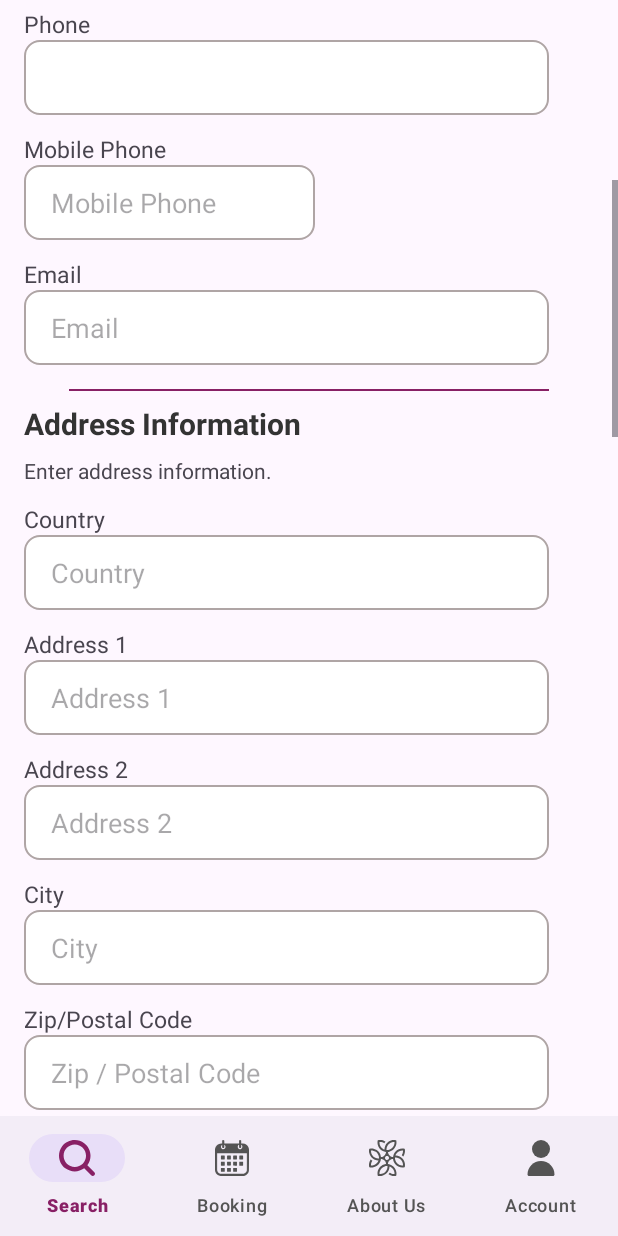
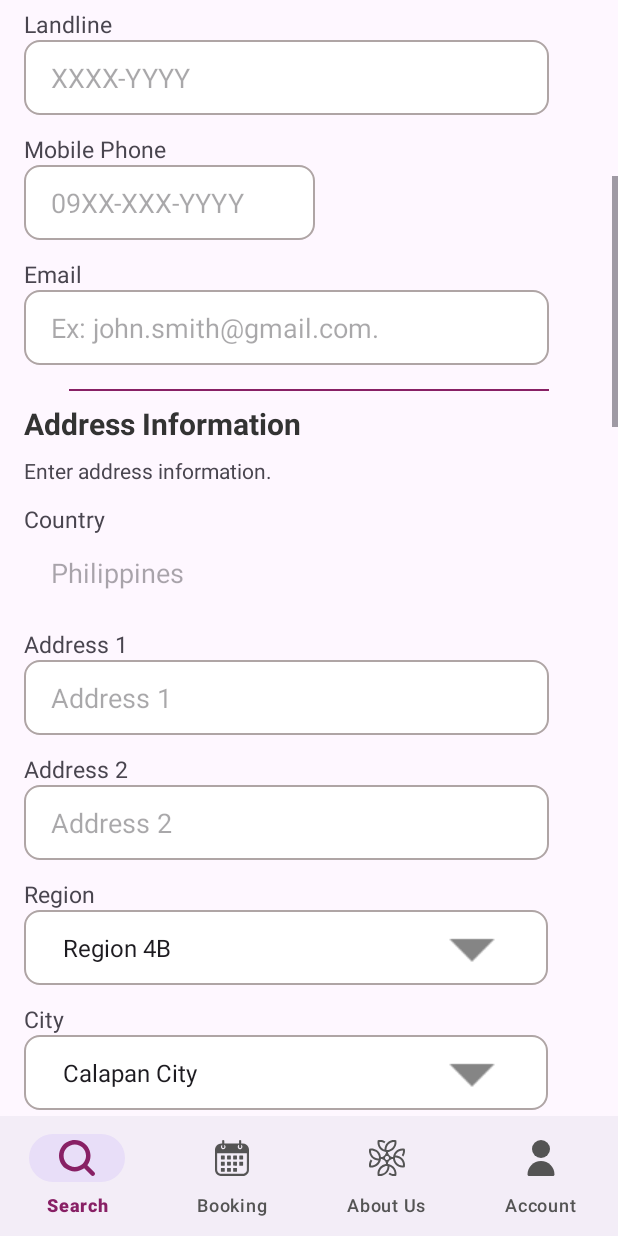
Before and after one commit to angelb9967/Nurad-Mobile, an Android app: the fragment Fragment_Booking placed in its activity, scrolled down 520 dp, on a phone screen of 412 x 824 dp. Run offline under Robolectric (Android 15) with nearby library versions, the light colour scheme and no system bars; our stand-ins replace Firebase (no records; nobody signed in at launch, a user with empty details on screens opened directly), Picasso; Roboto replaces fonts that are not available here.

Commit message:
fragment booking validations added to contact and address

```diff
--- a/app/src/main/java/com/example/nurad/Fragments/Fragment_Booking.java
+++ b/app/src/main/java/com/example/nurad/Fragments/Fragment_Booking.java
@@ -6,7 +6,10 @@ import android.content.Context;
 import android.content.res.ColorStateList;
 import android.graphics.Color;
 import android.os.Bundle;
+import android.text.Editable;
+import android.text.TextWatcher;
 import android.util.Log;
+import android.util.Patterns;
 import android.view.LayoutInflater;
 import android.view.View;
 import android.view.ViewGroup;
@@ -41,8 +44,10 @@ import com.google.firebase.database.ValueEventListener;
 import java.util.ArrayList;
 import java.util.Arrays;
 import java.util.Calendar;
+import java.util.HashMap;
 import java.util.List;
 import java.util.Locale;
+import java.util.Map;
 
 public class Fragment_Booking extends Fragment {
 
@@ -59,8 +64,81 @@ public class Fragment_Booking extends Fragment {
     private DatabaseReference addOnsDBRef;
     private RecyclerView recyclerView;
     private Adapter_AddOn adapter;
+    private Button nextStepButton;
+    private Spinner prefixSpinner, regionSpinner, citySpinner;
+    private EditText firstNameEditText, lastNameEditText, phoneEditText, mobilePhoneEditText, emailEditText, countryEditText,
+            address1EditText, address2EditText, zipCodeEditText;
 
-    private Button nextStepButton;
+    private static final Map<String, List<String>> cities = new HashMap<>();
+
+    static {
+        cities.put("ARMM", Arrays.asList("Lamitan City", "Marawi City"));
+        cities.put("CAR", Arrays.asList("Baguio City", "Tabuk City"));
+        cities.put("NCR", Arrays.asList(
+                "Caloocan City", "Las Piñas City", "Makati City", "Malabon City",
+                "Mandaluyong City", "Manila City", "Marikina City", "Muntinlupa City",
+                "Navotas City", "Parañaque City", "Pasay City", "Pasig City", "Quezon City",
+                "San Juan City", "Taguig City", "Valenzuela City"
+        ));
+        cities.put("Region 1", Arrays.asList(
+                "Batac City", "Laoag City", "Candon City", "Vigan City", "San Fernando City",
+                "Alaminos City", "Dagupan City", "San Carlos City", "Urdaneta City"
+        ));
+        cities.put("Region 2", Arrays.asList(
+                "Tuguegarao City", "Cauayan City", "Ilagan City", "Santiago City"
+        ));
+        cities.put("Region 3", Arrays.asList(
+                "Balanga City", "Malolos City", "Meycauayan City", "San Jose del Monte City",
+                "Cabanatuan City", "Gapan City", "Muñoz City", "Palayan City", "Angeles City",
+                "Mabalacat City", "San Fernando City", "Tarlac City", "Olongapo City",
+                "San Jose City"
+        ));
+        cities.put("Region 4A", Arrays.asList(
+                "Batangas City", "Lipa City", "Tanauan City", "Bacoor City", "Cavite City",
+                "Dasmariñas City", "Imus City", "Tagaytay City", "Trece Martires City",
+                "Biñan City", "Cabuyao City", "San Pablo City", "Santa Rosa City",
+                "Lucena City", "Tayabas City", "Antipolo City", "Calamba City"
+        ));
+        cities.put("Region 4B", Arrays.asList("Calapan City", "Puerto Princesa City"));
+        cities.put("Region 5", Arrays.asList(
+                "Legazpi City", "Ligao City", "Tabaco City", "Iriga City", "Naga City",
+                "Masbate City", "Sorsogon City"
+        ));
+        cities.put("Region 6", Arrays.asList(
+                "Roxas City", "Iloilo City", "Passi City", "Bacolod City", "Bago City",
+                "Cadiz City", "Escalante City", "Himamaylan City", "Kabankalan City",
+                "La Carlota City", "Sagay City", "San Carlos City", "Silay City", "Sipalay City",
+                "Talisay City", "Victorias City"
+        ));
+        cities.put("Region 7", Arrays.asList(
+                "Tagbilaran City", "Bogo City", "Carcar City", "Cebu City", "Danao City",
+                "Lapu-Lapu City", "Mandaue City", "Naga City", "Talisay City", "Bais City",
+                "Bayawan City", "Canlaon City", "Dumaguete City", "Guihulngan City",
+                "Tanjay City", "Toledo City"
+        ));
+        cities.put("Region 8", Arrays.asList(
+                "Borongan City", "Baybay City", "Ormoc City", "Tacloban City", "Calbayog City",
+                "Catbalogan City", "Maasin City"
+        ));
+        cities.put("Region 9", Arrays.asList(
+                "Isabela City", "Dapitan City", "Dipolog City", "Pagadian City", "Zamboanga City"
+        ));
+        cities.put("Region 10", Arrays.asList(
+                "Malaybalay City", "Valencia City", "Iligan City", "Oroquieta City", "Ozamiz City",
+                "Tangub City", "Cagayan de Oro City", "El Salvador City", "Gingoog City"
+        ));
+        cities.put("Region 11", Arrays.asList(
+                "Panabo City", "Samal City", "Tagum City", "Davao City", "Digos City", "Mati City"
+        ));
+        cities.put("Region 12", Arrays.asList(
+                "Kidapawan City", "Cotabato City", "General Santos City", "Koronadal City",
+                "Tacurong City"
+        ));
+        cities.put("Region 13", Arrays.asList(
+                "Butuan City", "Cabadbaran City", "Bayugan City", "Surigao City", "Bislig City",
+                "Tandag City"
+        ));
+    }
 
     public Fragment_Booking() {
         // Required empty public constructor
@@ -115,6 +193,16 @@ public class Fragment_Booking extends Fragment {
         populateRoomDetails();
         setupEventListeners();
 
+        nextStepButton.setOnClickListener(new View.OnClickListener() {
+            @Override
+            public void onClick(View v) {
+                if (validateInputs()) {
+                    Toast.makeText(mContext, "All conditions are met", Toast.LENGTH_SHORT).show();
+                }
+            }
+        });
+
+
         return view;
     }
 
@@ -133,6 +221,88 @@ public class Fragment_Booking extends Fragment {
         roomPriceTextView = view.findViewById(R.id.roomPriceTextView);
         availableCheckInTimes = new ArrayList<>();
         nextStepButton = view.findViewById(R.id.nextStepButton);
+
+        firstNameEditText = view.findViewById(R.id.FirstName_Etxt);
+        lastNameEditText = view.findViewById(R.id.LastName_Etxt);
+        phoneEditText = view.findViewById(R.id.Phone_Etxt);
+        mobilePhoneEditText = view.findViewById(R.id.MobilePhone_Etxt);
+        emailEditText = view.findViewById(R.id.Email_Etxt);
+
+        countryEditText = view.findViewById(R.id.Country_Etxt);
+        countryEditText.setText("Philippines");
+        countryEditText.setEnabled(false);
+
+        //contact
+        // Initialize UI components
+        prefixSpinner = view.findViewById(R.id.Prefix_Spinner);
+        List<String> prefixes = Arrays.asList("Mr", "Ms", "Mrs");
+        ArrayAdapter<String> adapter = new ArrayAdapter<>(mContext, android.R.layout.simple_spinner_item, prefixes);
+        adapter.setDropDownViewResource(android.R.layout.simple_spinner_dropdown_item);
+        prefixSpinner.setAdapter(adapter);
+
+        List<String> regions = Arrays.asList(
+                "ARMM",
+                "CAR",
+                "NCR",
+                "Region 1",
+                "Region 2",
+                "Region 3",
+                "Region 4A",
+                "Region 4B",
+                "Region 5",
+                "Region 6",
+                "Region 7",
+                "Region 8",
+                "Region 9",
+                "Region 10",
+                "Region 11",
+                "Region 12",
+                "Region 13"
+        );
+
+        // Initialize region spinner
+        regionSpinner = view.findViewById(R.id.Region_Spinner);
+        ArrayAdapter<String> regionAdapter = new ArrayAdapter<>(mContext, android.R.layout.simple_spinner_item, new ArrayList<>(cities.keySet()));
+        regionAdapter.setDropDownViewResource(android.R.layout.simple_spinner_dropdown_item);
+        regionSpinner.setAdapter(regionAdapter);
+
+        // Initialize city spinner with empty list, will be updated based on selected region
+        citySpinner = view.findViewById(R.id.City_Spinner);
+        ArrayAdapter<String> cityAdapter = new ArrayAdapter<>(mContext, android.R.layout.simple_spinner_item, new ArrayList<>());
+        cityAdapter.setDropDownViewResource(android.R.layout.simple_spinner_dropdown_item);
+        citySpinner.setAdapter(cityAdapter);
+
+        // Set up region spinner listener to update city spinner
+        regionSpinner.setOnItemSelectedListener(new AdapterView.OnItemSelectedListener() {
+            @Override
+            public void onItemSelected(AdapterView<?> parent, View view, int position, long id) {
+                String selectedRegion = parent.getItemAtPosition(position).toString();
+                List<String> citiesList = cities.get(selectedRegion);
+                if (citiesList != null) {
+                    // Clear the existing city list
+                    cityAdapter.clear();
+                    // Add the cities for the selected region
+                    cityAdapter.addAll(citiesList);
+                    // Notify the adapter that the data set has changed
+                    cityAdapter.notifyDataSetChanged();
+                }
+            }
+
+            @Override
+            public void onNothingSelected(AdapterView<?> parent) {
+                // Clear the existing city list when no region is selected
+                cityAdapter.clear();
+                // Notify the adapter that the data set has changed
+                cityAdapter.notifyDataSetChanged();
+            }
+        });
+
+        address1EditText = view.findViewById(R.id.Address1_Etxt);
+        address2EditText = view.findViewById(R.id.Address2_Etxt);
+        regionSpinner = view.findViewById(R.id.Region_Spinner);
+        citySpinner = view.findViewById(R.id.City_Spinner);
+        zipCodeEditText = view.findViewById(R.id.ZipCode_Etxt);
+
     }
 
     private void fetchAddOnsFromDatabase() {
@@ -270,6 +440,132 @@ public class Fragment_Booking extends Fragment {
         });
     }
 
+    private boolean isValidPhilippineMobileNumber(String mobileNumber) {
+        // Philippine mobile number format: 09XX-XXX-YYYY
+        return mobileNumber.matches("^(09|\\+639)\\d{2}\\d{3}\\d{4}$");
+    }
+
+    private boolean isValidPhilippineLandlineNumber(String landlineNumber) {
+        // Remove hyphens from the landline number
+        String formattedLandlineNumber = landlineNumber.replaceAll("-", "");
+
+        // Check if the landline number is empty or matches the Philippine landline number formats
+        return formattedLandlineNumber.isEmpty() || formattedLandlineNumber.matches("^(\\d{1,2}\\d{7}|\\d{8})$");
+    }
+
+    private boolean isValidPhilippinePostalCode(String zipCode) {
+        // Check if the length of the zip code is exactly 4 characters
+        if (zipCode.length() != 4) {
+            return false;
+        }
+
+        // Check if the zip code consists of four digits
+        for (char c : zipCode.toCharArray()) {
+            if (!Character.isDigit(c)) {
+                return false;
+            }
+        }
+
+        return true;
+    }
+
+    private boolean validateInputs() {
+        String firstName = firstNameEditText.getText().toString().trim();
+        String lastName = lastNameEditText.getText().toString().trim();
+        String phone = phoneEditText.getText().toString().trim();
+        String mobilePhone = mobilePhoneEditText.getText().toString().trim();
+        String email = emailEditText.getText().toString().trim();
+        String address1 = address1EditText.getText().toString().trim();
+        String address2 = address2EditText.getText().toString().trim();
+        String selectedRegion = regionSpinner.getSelectedItem().toString();
+        String selectedCity = citySpinner.getSelectedItem().toString();
+        String zipCode = zipCodeEditText.getText().toString().trim();
+
+        if (prefixSpinner.getSelectedItem() == null || prefixSpinner.getSelectedItem().toString().isEmpty()) {
+            Toast.makeText(getContext(), "Please select a prefix", Toast.LENGTH_SHORT).show();
+            return false;
+        }
+
+        if (firstName.isEmpty()) {
+            firstNameEditText.setError("First name is required");
+            firstNameEditText.requestFocus();
+            return false;
+        }
+
+        if (lastName.isEmpty()) {
+            lastNameEditText.setError("Last name is required");
+            lastNameEditText.requestFocus();
+            return false;
+        }
+
+        // Set landline number to "N/A" if empty
+        if (phone.isEmpty()) {
+            phone = "N/A";
+        } else {
+            // Validate Philippine landline phone number
+            if (!isValidPhilippineLandlineNumber(phone)) {
+                phoneEditText.setError("Invalid Philippine landline phone number");
+                phoneEditText.requestFocus();
+                return false;
+            }
+        }
+
+        if (mobilePhone.isEmpty() && phone.equals("N/A")) {
+            mobilePhoneEditText.setError("At least one phone number is required");
+            mobilePhoneEditText.requestFocus();
+            return false;
+        } else {
+            // Validate Philippine mobile phone number
+            if (!mobilePhone.isEmpty() && !isValidPhilippineMobileNumber(mobilePhone)) {
+                mobilePhoneEditText.setError("Invalid Philippine mobile phone number");
+                mobilePhoneEditText.requestFocus();
+                return false;
+            }
+        }
+
+        if (!email.isEmpty() && !Patterns.EMAIL_ADDRESS.matcher(email).matches()) {
+            emailEditText.setError("Invalid email address");
+            emailEditText.requestFocus();
+            return false;
+        }
+
+        if (!email.isEmpty() && !Patterns.EMAIL_ADDRESS.matcher(email).matches()) {
+            emailEditText.setError("Invalid email address");
+            emailEditText.requestFocus();
+            return false;
+        }
+
+        if (address1.isEmpty()) {
+            address1EditText.setError("Address 1 is required");
+            address1EditText.requestFocus();
+            return false;
+        }
+
+        if (address2.isEmpty()) {
+            address2EditText.setText("N/A");
+        }
+
+        if (selectedRegion.isEmpty()) {
+            // Handle empty selection for region
+            // You can show an error message or handle it according to your requirements
+            return false;
+        }
+
+        if (selectedCity.isEmpty()) {
+            // Handle empty selection for city
+            // You can show an error message or handle it according to your requirements
+            return false;
+        }
+
+        if (zipCode.isEmpty() || !isValidPhilippinePostalCode(zipCode)) {
+            zipCodeEditText.setError("Invalid Zip/Postal Code");
+            zipCodeEditText.requestFocus();
+            return false;
+        }
+
+        return true;
+    }
+
     private interface DatePickerListener {
         void onDateSet(int date, int month, int year);
     }
--- /dev/null
+++ b/app/src/main/res/drawable/baseline_arrow_drop_down_circle_24.xml
@@ -0,0 +1,5 @@
+<vector xmlns:android="http://schemas.android.com/apk/res/android" android:height="10dp" android:tint="#882065" android:viewportHeight="10" android:viewportWidth="10" android:width="10dp">
+
+    <path android:fillColor="@android:color/white" android:pathData="M12,2C6.48,2 2,6.48 2,12s4.48,10 10,10 10,-4.48 10,-10S17.52,2 12,2zM12,14l-4,-4h8l-4,4z"/>
+
+</vector>
--- a/app/src/main/res/layout/fragment__booking.xml
+++ b/app/src/main/res/layout/fragment__booking.xml
@@ -234,7 +234,7 @@
             android:layout_height="wrap_content"
             android:layout_marginTop="12dp"
             android:layout_marginStart="0dp"
-            android:text="Phone"
+            android:text="Landline"
             android:textSize="15sp"
             app:layout_constraintEnd_toEndOf="parent"
             app:layout_constraintHorizontal_bias="0.0"
@@ -248,8 +248,9 @@
             android:layout_marginStart="0dp"
             android:layout_marginEnd="30dp"
             android:background="@drawable/custom_input"
+            android:hint="XXXX-YYYY"
             android:inputType="phone"
-            android:maxLength="11"
+            android:maxLength="8"
             android:paddingStart="18dp"
             android:paddingEnd="18dp"
             app:layout_constraintEnd_toEndOf="@+id/textView303"
@@ -277,7 +278,7 @@
             android:layout_marginStart="0dp"
             android:layout_marginEnd="30dp"
             android:background="@drawable/custom_input"
-            android:hint="Mobile Phone"
+            android:hint="09XX-XXX-YYYY"
             android:inputType="phone"
             android:maxLength="11"
             android:paddingStart="18dp"
@@ -307,7 +308,7 @@
             android:layout_marginStart="0dp"
             android:layout_marginEnd="30dp"
             android:background="@drawable/custom_input"
-            android:hint="Email"
+            android:hint="Ex: john.smith@gmail.com."
             android:inputType="textEmailAddress"
             android:paddingStart="18dp"
             android:paddingEnd="18dp"
@@ -414,19 +415,34 @@
             android:layout_height="wrap_content"
             android:layout_marginTop="12dp"
             android:layout_marginEnd="30dp"
+            android:text="Region"
+            android:textSize="15sp" />
+
+        <Spinner
+            android:id="@+id/Region_Spinner"
+            android:layout_width="349dp"
+            android:layout_height="50dp"
+            android:background="@drawable/style_spinner"
+            android:paddingStart="18dp"
+            android:paddingEnd="18dp" />
+
+        <TextView
+            android:id="@+id/textView3ji"
+            android:layout_width="369dp"
+            android:layout_height="wrap_content"
+            android:layout_marginTop="12dp"
+            android:layout_marginEnd="30dp"
             android:text="City"
             android:textSize="15sp" />
 
-        <EditText
-            android:id="@+id/City_Etxt"
-            android:layout_width="match_parent"
+        <Spinner
+            android:id="@+id/City_Spinner"
+            android:layout_width="349dp"
             android:layout_height="50dp"
-            android:layout_marginEnd="30dp"
-            android:background="@drawable/custom_input"
-            android:hint="City"
-            android:inputType="text"
+            android:background="@drawable/style_spinner"
             android:paddingStart="18dp"
             android:paddingEnd="18dp" />
+
 
         <TextView
             android:id="@+id/textView313"
@@ -442,6 +458,7 @@
             android:layout_width="match_parent"
             android:layout_height="50dp"
             android:layout_marginEnd="30dp"
+            android:maxLength="4"
             android:background="@drawable/custom_input"
             android:hint="Zip / Postal Code"
             android:inputType="text"
```
